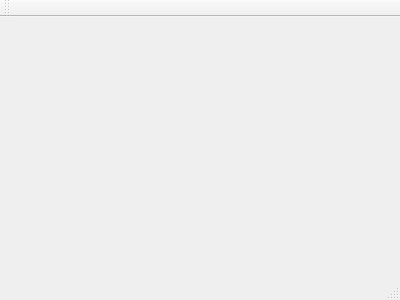
Supertrawn/H, file HIM_Labo2-FFMPEG/mainwindow.ui: the form before one commit.
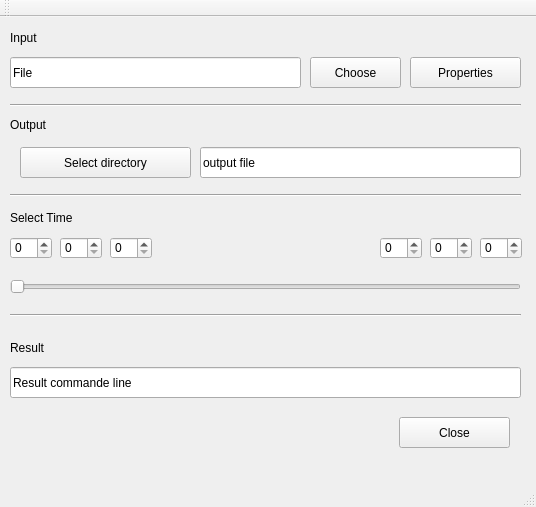
The form after the commit.

Commit message: voilà l'interface, reste les commande de droite et de gauche

```diff
--- a/HIM_Labo2-FFMPEG/mainwindow.ui
+++ b/HIM_Labo2-FFMPEG/mainwindow.ui
@@ -1,24 +1,295 @@
 <ui version="4.0">
  <class>MainWindow</class>
- <widget class="QMainWindow" name="MainWindow" >
-  <property name="geometry" >
+ <widget class="QMainWindow" name="MainWindow">
+  <property name="geometry">
    <rect>
     <x>0</x>
     <y>0</y>
-    <width>400</width>
-    <height>300</height>
+    <width>536</width>
+    <height>507</height>
    </rect>
   </property>
   <property name="windowTitle" >
    <string>MainWindow</string>
   </property>
-  <widget class="QMenuBar" name="menuBar" />
-  <widget class="QToolBar" name="mainToolBar" />
-  <widget class="QWidget" name="centralWidget" />
-  <widget class="QStatusBar" name="statusBar" />
+  <widget class="QWidget" name="centralWidget">
+   <widget class="QLabel" name="inputLabel">
+    <property name="geometry">
+     <rect>
+      <x>10</x>
+      <y>10</y>
+      <width>81</width>
+      <height>21</height>
+     </rect>
+    </property>
+    <property name="text">
+     <string>Input</string>
+    </property>
+   </widget>
+   <widget class="QPushButton" name="chooseBt">
+    <property name="geometry">
+     <rect>
+      <x>310</x>
+      <y>40</y>
+      <width>91</width>
+      <height>31</height>
+     </rect>
+    </property>
+    <property name="text">
+     <string>Choose</string>
+    </property>
+   </widget>
+   <widget class="QLineEdit" name="inputFileEdit">
+    <property name="geometry">
+     <rect>
+      <x>10</x>
+      <y>40</y>
+      <width>291</width>
+      <height>31</height>
+     </rect>
+    </property>
+    <property name="text">
+     <string>File</string>
+    </property>
+   </widget>
+   <widget class="QPushButton" name="propertiesBt">
+    <property name="geometry">
+     <rect>
+      <x>410</x>
+      <y>40</y>
+      <width>111</width>
+      <height>31</height>
+     </rect>
+    </property>
+    <property name="text">
+     <string>Properties</string>
+    </property>
+   </widget>
+   <widget class="QLabel" name="outputLabel">
+    <property name="geometry">
+     <rect>
+      <x>10</x>
+      <y>100</y>
+      <width>81</width>
+      <height>16</height>
+     </rect>
+    </property>
+    <property name="text">
+     <string>Output</string>
+    </property>
+   </widget>
+   <widget class="QLineEdit" name="outputEdit">
+    <property name="geometry">
+     <rect>
+      <x>200</x>
+      <y>130</y>
+      <width>321</width>
+      <height>31</height>
+     </rect>
+    </property>
+    <property name="text">
+     <string>output file</string>
+    </property>
+   </widget>
+   <widget class="QPushButton" name="selectDirBt">
+    <property name="geometry">
+     <rect>
+      <x>20</x>
+      <y>130</y>
+      <width>171</width>
+      <height>31</height>
+     </rect>
+    </property>
+    <property name="text">
+     <string>Select directory</string>
+    </property>
+   </widget>
+   <widget class="QLabel" name="selectTimeLabel">
+    <property name="geometry">
+     <rect>
+      <x>10</x>
+      <y>190</y>
+      <width>81</width>
+      <height>21</height>
+     </rect>
+    </property>
+    <property name="text">
+     <string>Select Time</string>
+    </property>
+   </widget>
+   <widget class="QSlider" name="timeSlider">
+    <property name="geometry">
+     <rect>
+      <x>10</x>
+      <y>260</y>
+      <width>511</width>
+      <height>20</height>
+     </rect>
+    </property>
+    <property name="orientation">
+     <enum>Qt::Horizontal</enum>
+    </property>
+   </widget>
+   <widget class="Line" name="line">
+    <property name="geometry">
+     <rect>
+      <x>10</x>
+      <y>80</y>
+      <width>511</width>
+      <height>16</height>
+     </rect>
+    </property>
+    <property name="orientation">
+     <enum>Qt::Horizontal</enum>
+    </property>
+   </widget>
+   <widget class="Line" name="line_2">
+    <property name="geometry">
+     <rect>
+      <x>10</x>
+      <y>170</y>
+      <width>511</width>
+      <height>16</height>
+     </rect>
+    </property>
+    <property name="orientation">
+     <enum>Qt::Horizontal</enum>
+    </property>
+   </widget>
+   <widget class="QSpinBox" name="minBeginSelect">
+    <property name="geometry">
+     <rect>
+      <x>10</x>
+      <y>220</y>
+      <width>42</width>
+      <height>22</height>
+     </rect>
+    </property>
+   </widget>
+   <widget class="QSpinBox" name="secBeginSelect">
+    <property name="geometry">
+     <rect>
+      <x>60</x>
+      <y>220</y>
+      <width>42</width>
+      <height>22</height>
+     </rect>
+    </property>
+   </widget>
+   <widget class="QSpinBox" name="millBeginSelect">
+    <property name="geometry">
+     <rect>
+      <x>110</x>
+      <y>220</y>
+      <width>42</width>
+      <height>22</height>
+     </rect>
+    </property>
+   </widget>
+   <widget class="QSpinBox" name="minEndSelect_2">
+    <property name="geometry">
+     <rect>
+      <x>380</x>
+      <y>220</y>
+      <width>42</width>
+      <height>22</height>
+     </rect>
+    </property>
+   </widget>
+   <widget class="QSpinBox" name="secEndSelect_2">
+    <property name="geometry">
+     <rect>
+      <x>430</x>
+      <y>220</y>
+      <width>42</width>
+      <height>22</height>
+     </rect>
+    </property>
+   </widget>
+   <widget class="QSpinBox" name="millEndSelect_2">
+    <property name="geometry">
+     <rect>
+      <x>480</x>
+      <y>220</y>
+      <width>42</width>
+      <height>22</height>
+     </rect>
+    </property>
+   </widget>
+   <widget class="Line" name="line_3">
+    <property name="geometry">
+     <rect>
+      <x>10</x>
+      <y>290</y>
+      <width>511</width>
+      <height>16</height>
+     </rect>
+    </property>
+    <property name="orientation">
+     <enum>Qt::Horizontal</enum>
+    </property>
+   </widget>
+   <widget class="QLabel" name="resultLabel">
+    <property name="geometry">
+     <rect>
+      <x>10</x>
+      <y>320</y>
+      <width>71</width>
+      <height>21</height>
+     </rect>
+    </property>
+    <property name="text">
+     <string>Result</string>
+    </property>
+   </widget>
+   <widget class="QLineEdit" name="cmdResultEdit">
+    <property name="geometry">
+     <rect>
+      <x>10</x>
+      <y>350</y>
+      <width>511</width>
+      <height>31</height>
+     </rect>
+    </property>
+    <property name="text">
+     <string>Result commande line</string>
+    </property>
+   </widget>
+   <widget class="QPushButton" name="closeBt">
+    <property name="geometry">
+     <rect>
+      <x>399</x>
+      <y>400</y>
+      <width>111</width>
+      <height>31</height>
+     </rect>
+    </property>
+    <property name="text">
+     <string>Close</string>
+    </property>
+   </widget>
+  </widget>
+  <widget class="QMenuBar" name="menuBar">
+   <property name="geometry">
+    <rect>
+     <x>0</x>
+     <y>0</y>
+     <width>536</width>
+     <height>20</height>
+    </rect>
+   </property>
+  </widget>
+  <widget class="QToolBar" name="mainToolBar">
+   <attribute name="toolBarArea">
+    <enum>TopToolBarArea</enum>
+   </attribute>
+   <attribute name="toolBarBreak">
+    <bool>false</bool>
+   </attribute>
+  </widget>
+  <widget class="QStatusBar" name="statusBar"/>
  </widget>
- <layoutDefault spacing="6" margin="11" />
- <pixmapfunction></pixmapfunction>
+ <layoutdefault spacing="6" margin="11"/>
  <resources/>
  <connections/>
 </ui>
```
Left out of the diff: 3 changed lines with no effect on the pictures. The commit also changes 12 other files.
